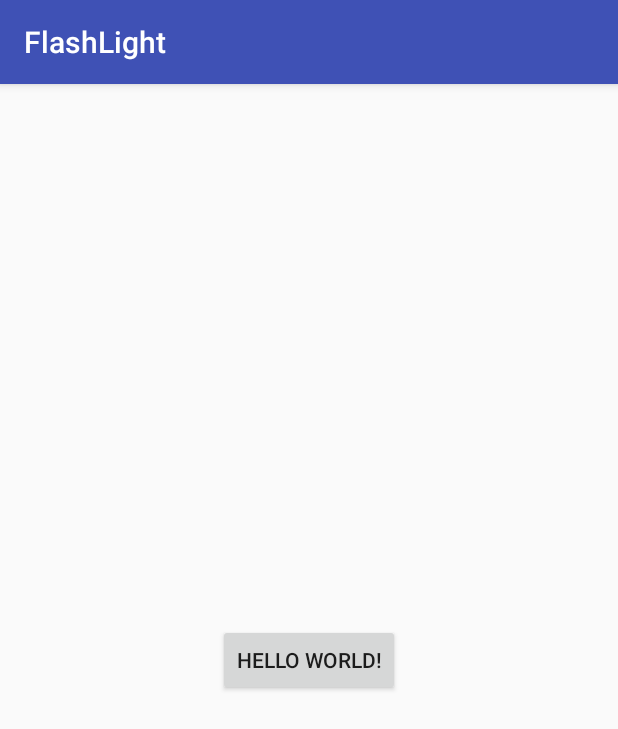
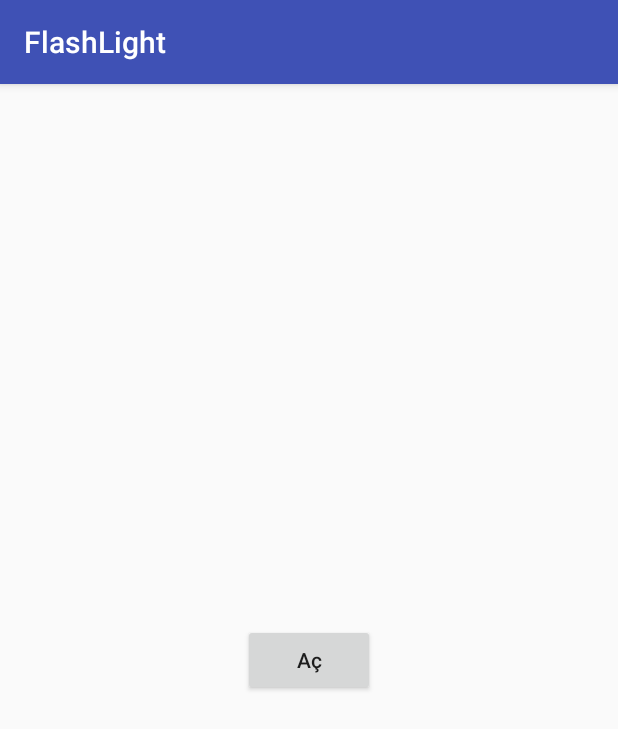
Before and after one commit to RecepK/App-FlashLight, an Android app: the screen it shows after launch (MainActivity), on a phone screen of 412 x 824 dp. Shown: the top 729 px of the screen. Run offline under Robolectric (Android 15) with nearby library versions, the phone set to English and light mode, and no system bars; 1 statement that could not run was skipped.

```diff
--- a/app/src/main/AndroidManifest.xml
+++ b/app/src/main/AndroidManifest.xml
@@ -2,9 +2,8 @@
 <manifest xmlns:android="http://schemas.android.com/apk/res/android"
     package="com.kurban.flashlight">
 
-
-
     <application
+        android:name=".App"
         android:allowBackup="true"
         android:icon="@mipmap/ic_launcher"
         android:label="@string/app_name"
--- /dev/null
+++ b/app/src/main/java/com/kurban/flashlight/App.kt
@@ -0,0 +1,10 @@
+package com.kurban.flashlight
+
+import android.app.Application
+
+class App : Application() {
+
+    override fun onCreate() {
+        super.onCreate()
+    }
+}
--- /dev/null
+++ b/app/src/main/java/com/kurban/flashlight/di/DependencyInjector.kt
@@ -0,0 +1,8 @@
+package com.kurban.flashlight.di
+
+import com.kurban.flashlight.components.LogHelper
+
+interface DependencyInjector {
+
+    fun logHelper(): LogHelper
+}
--- /dev/null
+++ b/app/src/main/java/com/kurban/flashlight/di/DependencyInjectorImpl.kt
@@ -0,0 +1,12 @@
+package com.kurban.flashlight.di
+
+import android.content.Context
+
+import com.kurban.flashlight.components.LogHelper
+
+class DependencyInjectorImpl(private val context: Context) : DependencyInjector {
+
+    override fun logHelper(): LogHelper {
+        return LogHelper(context)
+    }
+}
--- a/app/src/main/java/com/kurban/flashlight/mvp/MainPresenter.kt
+++ b/app/src/main/java/com/kurban/flashlight/mvp/MainPresenter.kt
@@ -4,10 +4,11 @@ import android.content.Context
 import android.content.pm.PackageManager
 import android.hardware.camera2.CameraManager
 import android.os.Build
-import android.widget.Toast
+import com.kurban.flashlight.components.LogHelper
+import com.kurban.flashlight.di.DependencyInjector
 import com.kurban.flashlight.ui.MainActivity
 
-class MainPresenter(private val view: MainContract.MvpView) : MainContract.Presenter {
+class MainPresenter(private val view: MainContract.MvpView, var dependencyInjector: DependencyInjector) : MainContract.Presenter {
 
     private lateinit var context: Context
     private var isTouchOn = false
@@ -15,8 +16,12 @@ class MainPresenter(private val view: MainContract.MvpView) : MainContract.Prese
     private lateinit var cameraManager: CameraManager
     private lateinit var cameraID: String
 
+    private lateinit var logHelper: LogHelper
+
     override fun init(): MainPresenter {
         context = view as MainActivity
+        logHelper = dependencyInjector.logHelper()
+
         context.packageManager.hasSystemFeature(PackageManager.FEATURE_CAMERA_FLASH)
         cameraManager = context.getSystemService(Context.CAMERA_SERVICE) as CameraManager;
         cameraID = cameraManager.cameraIdList[0]
@@ -31,7 +36,7 @@ class MainPresenter(private val view: MainContract.MvpView) : MainContract.Prese
     }
 
     override fun toast(msg: String) {
-        Toast.makeText(context, msg, Toast.LENGTH_SHORT).show()
+        logHelper.toast(msg)
     }
 
     override fun control(value: Boolean) {
--- a/app/src/main/res/layout/activity_main.xml
+++ b/app/src/main/res/layout/activity_main.xml
@@ -10,7 +10,8 @@
         android:id="@+id/btn"
         android:layout_width="wrap_content"
         android:layout_height="wrap_content"
-        android:text="Hello World!"
+        android:text="@string/open"
+        android:textAllCaps="false"
         app:layout_constraintBottom_toBottomOf="parent"
         app:layout_constraintLeft_toLeftOf="parent"
         app:layout_constraintRight_toRightOf="parent"
--- a/app/src/main/res/values/strings.xml
+++ b/app/src/main/res/values/strings.xml
@@ -1,3 +1,8 @@
 <resources>
     <string name="app_name">FlashLight</string>
+    <string name="opened">Açık</string>
+    <string name="closed">Kapalı</string>
+
+    <string name="open">Aç</string>
+    <string name="close">Kapat</string>
 </resources>
```
Also changed, not shown: app/src/main/java/com/kurban/flashlight/App.java (deleted, +0 -11 lines), app/src/main/java/com/kurban/flashlight/components/LogHelper.kt (added, +16 -0 lines), app/src/main/java/com/kurban/flashlight/ui/MainActivity.kt (+9 -2 lines).
